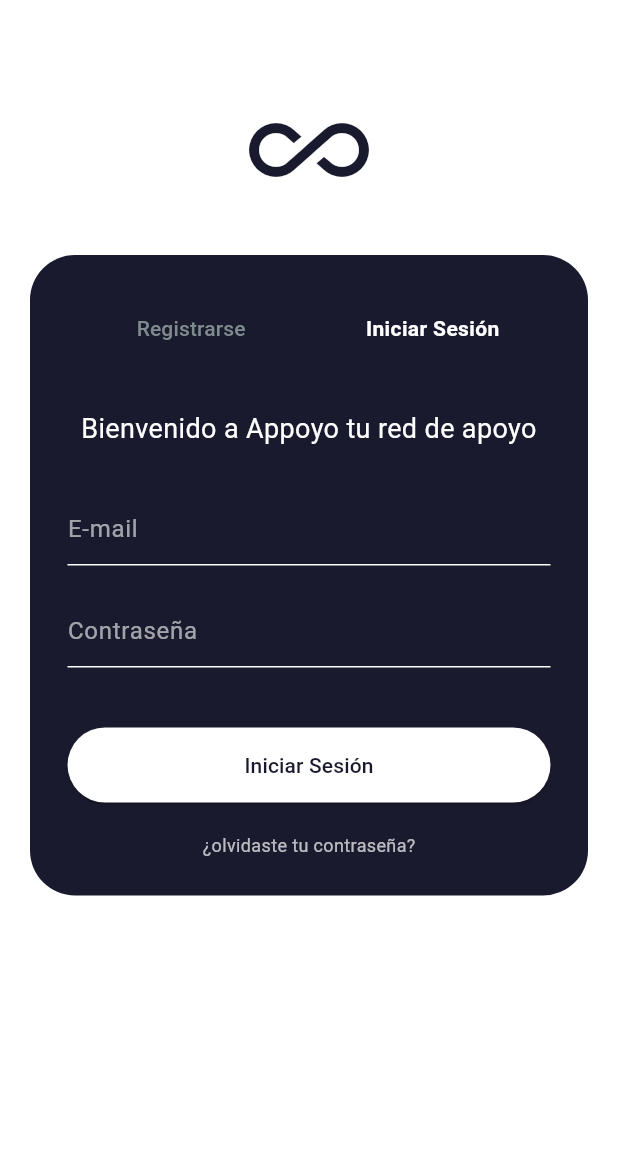
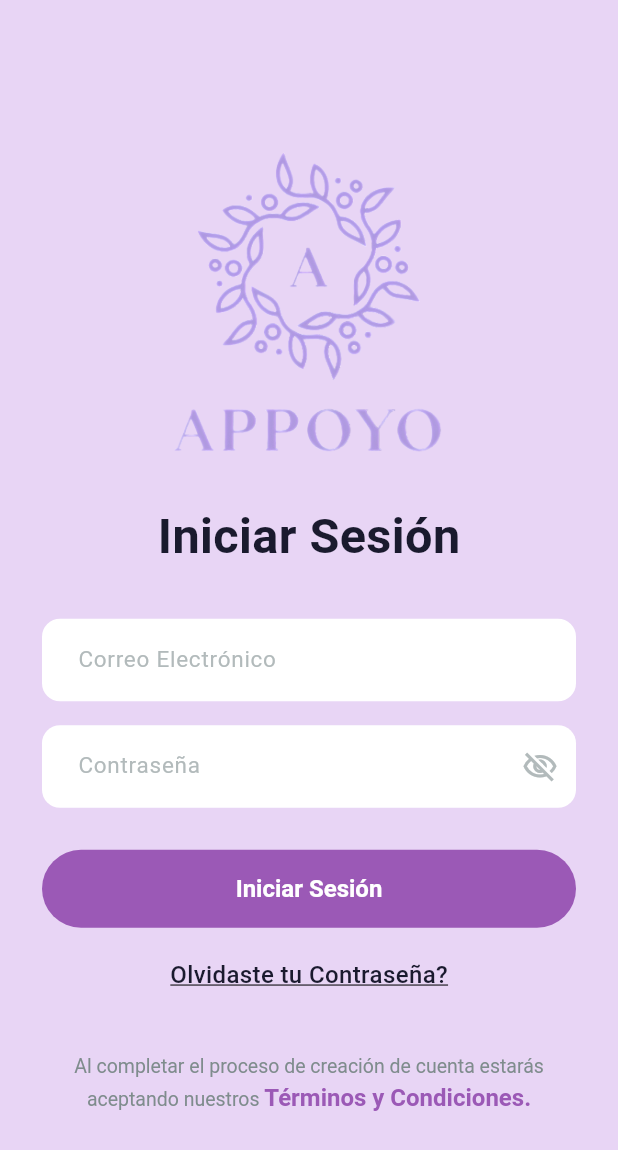
Before and after one commit to rz-eizy/Synapse, a Flutter app: the LoginView screen opened by its route, on a phone screen of 412 x 824 dp. Shown: the top 1150 px of the screen. Run offline on Flutter 3.47's test engine with Material 3 defaults, Android fonts, the phone set to English and light mode, and no system bars.

Commit message:
refactor: Refactorización (Figma) Login View

```diff
--- a/mobile/lib/ui/views/login/login_view.dart
+++ b/mobile/lib/ui/views/login/login_view.dart
@@ -1,86 +1,189 @@
 import 'package:flutter/material.dart';
 import '../../../core/theme/app_colors.dart';
 
-class LoginView extends StatelessWidget {
+class LoginView extends StatefulWidget {
   const LoginView({super.key});
+
+  @override
+  State<LoginView> createState() => _LoginViewState();
+}
+
+class _LoginViewState extends State<LoginView> {
+  bool _obscurePassword = true;
 
   @override
   Widget build(BuildContext context) {
     return Scaffold(
-      backgroundColor: AppColors.bgLight,
-      body: SingleChildScrollView(
-        child: Column(
-          children: [
-            const SizedBox(height: 60),
-            // Logo pequeño superior (es provisional para referenciar el logo original)
-            const Icon(Icons.all_inclusive, size: 80, color: AppColors.darkGray),
-            const SizedBox(height: 30),
-            Container(
-              margin: const EdgeInsets.symmetric(horizontal: 20),
-              padding: const EdgeInsets.all(25),
-              decoration: BoxDecoration(
-                color: AppColors.darkGray,
-                borderRadius: BorderRadius.circular(30),
-              ),
-              child: Column(
-                children: [
-                  // tabs (Registrarse / Iniciar Sesión)
-                  Row(
-                    mainAxisAlignment: MainAxisAlignment.spaceAround,
+      backgroundColor: AppColors.primaryLight,
+      body: SafeArea(
+        child: Center(
+          child: SingleChildScrollView(
+            padding: const EdgeInsets.symmetric(horizontal: 28, vertical: 32),
+            child: Column(
+              crossAxisAlignment: CrossAxisAlignment.center,
+              children: [
+                // Logo Appoyo ---------
+                const _AppoyoLogo(),
+                const SizedBox(height: 12),
+
+                // Titulo -----------------
+                const Text(
+                  'Iniciar Sesión',
+                  style: TextStyle(
+                    fontSize: 32.44,
+                    fontWeight: FontWeight.bold,
+                    color: AppColors.textPrimary,
+                  ),
+                ),
+                const SizedBox(height: 32),
+
+                // Campo Email -----------------
+                _RoundedTextField(hintText: 'Correo Electrónico'),
+                const SizedBox(height: 16),
+
+                // Contraseña -----------------
+                _RoundedTextField(
+                  hintText: 'Contraseña',
+                  obscureText: _obscurePassword,
+                  suffixIcon: IconButton(
+                    icon: Icon(
+                      _obscurePassword
+                          ? Icons.visibility_off_outlined
+                          : Icons.visibility_outlined,
+                      color: AppColors.textMuted,
+                    ),
+                    onPressed: () =>
+                        setState(() => _obscurePassword = !_obscurePassword),
+                  ),
+                ),
+                const SizedBox(height: 28),
+
+                // Iniciar Sesión ----------
+                SizedBox(
+                  width: double.infinity,
+                  height: 52,
+                  child: ElevatedButton(
+                    style: ElevatedButton.styleFrom(
+                      backgroundColor: AppColors.primary,
+                      foregroundColor: Colors.white,
+                      elevation: 0,
+                      shape: RoundedRectangleBorder(
+                        borderRadius: BorderRadius.circular(30),
+                      ),
+                      textStyle: const TextStyle(
+                        fontSize: 16,
+                        fontWeight: FontWeight.w600,
+                      ),
+                    ),
+                    onPressed: () => Navigator.pushNamed(context, '/home'),
+                    child: const Text('Iniciar Sesión'),
+                  ),
+                ),
+                const SizedBox(height: 20),
+
+                // Olvidaste tu contraseña ----------------
+                GestureDetector(
+                  onTap: () {}, // (redirección pendiente)
+                  child: const Text(
+                    'Olvidaste tu Contraseña?',
+                    style: TextStyle(
+                      decoration: TextDecoration.underline,
+                      color: AppColors.textPrimary,
+                      fontSize: 16,
+                      fontWeight: FontWeight.w500,
+                    ),
+                  ),
+                ),
+                const SizedBox(height: 40),
+
+                // Aviso Terminos -----------------------
+                RichText(
+                  textAlign: TextAlign.center,
+                  text: const TextSpan(
+                    style: TextStyle(
+                      fontSize: 13,
+                      color: AppColors.textSecondary,
+                      height: 1.4,
+                    ),
                     children: [
-                      TextButton(
-                        onPressed: () => Navigator.pushNamed(context, '/register'),
-                        child: const Text("Registrarse", style: TextStyle(color: AppColors.mediumGray)),
+                      TextSpan(
+                        text:
+                            'Al completar el proceso de creación de cuenta estarás aceptando nuestros ',
                       ),
-                      const Text("Iniciar Sesión", style: TextStyle(color: Colors.white, fontWeight: FontWeight.bold)),
+                      TextSpan(
+                        text: 'Términos y Condiciones.',
+                        style: TextStyle(
+                          color: AppColors.primary,
+                          fontSize: 16,
+                          fontWeight: FontWeight.w600,
+                        ),
+                      ),
                     ],
                   ),
-                  const SizedBox(height: 30),
-                  const Text(
-                    "Bienvenido a Appoyo tu red de apoyo",
-                    textAlign: TextAlign.center,
-                    style: TextStyle(color: Colors.white, fontSize: 18),
-                  ),
-                  const SizedBox(height: 30),
-                  // Formulario
-                  _buildTextField("E-mail"),
-                  const SizedBox(height: 20),
-                  _buildTextField("Contraseña", isPassword: true),
-                  const SizedBox(height: 40),
-                  // boton iniciar sesion
-                  SizedBox(
-                    width: double.infinity,
-                    height: 50,
-                    child: ElevatedButton(
-                      style: ElevatedButton.styleFrom(
-                        backgroundColor: Colors.white,
-                        foregroundColor: AppColors.darkGray,
-                        shape: RoundedRectangleBorder(borderRadius: BorderRadius.circular(25)),
-                      ),
-                      onPressed: () => Navigator.pushNamed(context, '/home'),
-                      child: const Text("Iniciar Sesión"),
-                    ),
-                  ),
-                  const SizedBox(height: 20),
-                  const Text("¿olvidaste tu contraseña?", style: TextStyle(color: Colors.white70, fontSize: 12)),
-                ],
-              ),
+                ),
+              ],
             ),
-          ],
+          ),
         ),
       ),
     );
   }
+}
 
-  Widget _buildTextField(String hint, {bool isPassword = false}) {
+// LogoAppoyo -----------
+class _AppoyoLogo extends StatelessWidget {
+  const _AppoyoLogo();
+
+  @override
+  Widget build(BuildContext context) {
+    return Image.asset(
+      'assets/images/Appoyo_logo.png',
+      width: 240,
+      height: 240,
+      fit: BoxFit.contain,
+    );
+  }
+}
+
+// Campo de texto redondeado -----------
+class _RoundedTextField extends StatelessWidget {
+  final String hintText;
+  final bool obscureText;
+  final Widget? suffixIcon;
+
+  const _RoundedTextField({
+    required this.hintText,
+    this.obscureText = false,
+    this.suffixIcon,
+  });
+
+  @override
+  Widget build(BuildContext context) {
     return TextField(
-      obscureText: isPassword,
-      style: const TextStyle(color: Colors.white),
+      obscureText: obscureText,
+      style: const TextStyle(color: AppColors.textPrimary, fontSize: 15),
       decoration: InputDecoration(
-        hintText: hint,
-        hintStyle: const TextStyle(color: Colors.white60),
-        enabledBorder: const UnderlineInputBorder(borderSide: BorderSide(color: Colors.white)),
-        focusedBorder: const UnderlineInputBorder(borderSide: BorderSide(color: Colors.white)),
+        hintText: hintText,
+        hintStyle: const TextStyle(color: AppColors.textMuted, fontSize: 15),
+        filled: true,
+        fillColor: Colors.white,
+        suffixIcon: suffixIcon,
+        contentPadding: const EdgeInsets.symmetric(
+          horizontal: 20,
+          vertical: 16,
+        ),
+        border: OutlineInputBorder(
+          borderRadius: BorderRadius.circular(12),
+          borderSide: BorderSide.none,
+        ),
+        enabledBorder: OutlineInputBorder(
+          borderRadius: BorderRadius.circular(12),
+          borderSide: BorderSide.none,
+        ),
+        focusedBorder: OutlineInputBorder(
+          borderRadius: BorderRadius.circular(12),
+          borderSide: const BorderSide(color: AppColors.primary, width: 1.5),
+        ),
       ),
     );
   }
```
